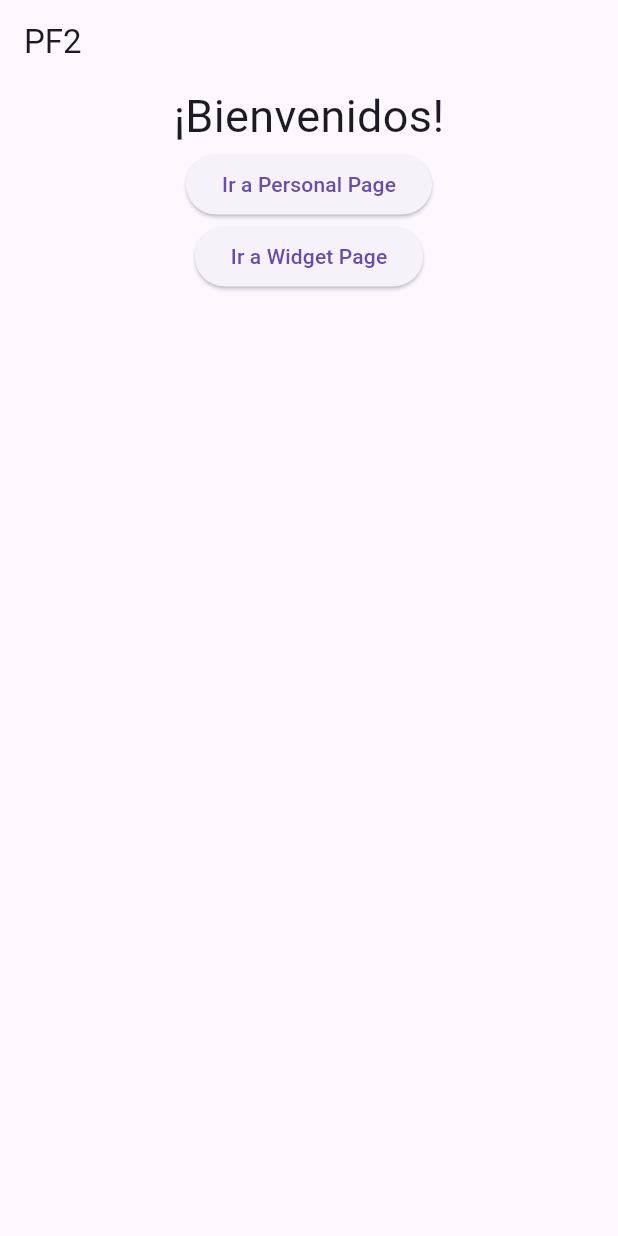
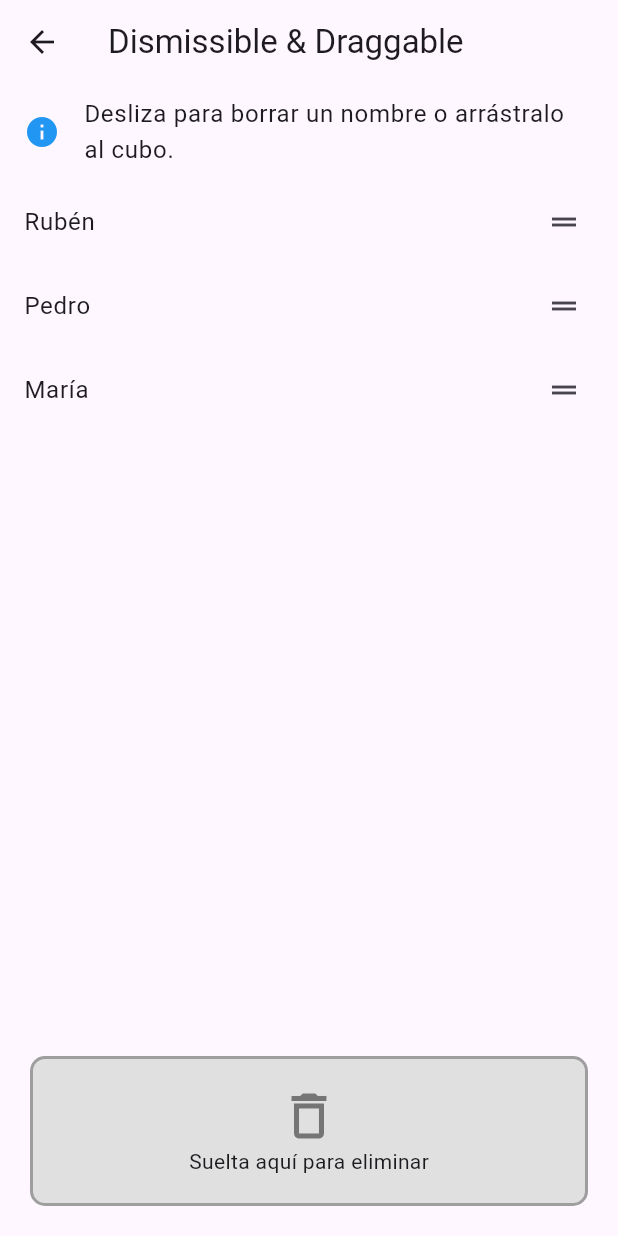
Before and after one commit to RubenGomez1990/tarea_2_multimedia, a Flutter app: the screen it shows after launch, after a tap on "Ir a Widget Page", on a phone screen of 412 x 824 dp. Run offline on Flutter 3.47's test engine with Material 3 defaults, Android fonts, the phone set to English and light mode, and no system bars.

Commit message:
implementacion widgetpage con 2 widgets. añadidos comentarios

```diff
--- a/lib/screens/home_page.dart
+++ b/lib/screens/home_page.dart
@@ -1,5 +1,6 @@
 import 'package:flutter/material.dart';
 import 'package:tarea_2_multimedia/models/persona.dart';
+import 'package:tarea_2_multimedia/screens/widget_page.dart';
 import 'personal_page.dart';
 
 // Creamos HomePage como StatefulWidget porque necesitará cambiar su estado cuando
@@ -56,7 +57,15 @@ class _HomePageState extends State<HomePage> {
               },
               child: Text('Ir a Personal Page'),
             ),
-            ElevatedButton(onPressed: () {}, child: Text('Ir a Widget Page')),
+            ElevatedButton(
+              onPressed: () {
+                Navigator.push(
+                  context,
+                  MaterialPageRoute(builder: (context) => const WidgetPage()),
+                );
+              },
+              child: const Text('Ir a Widget Page'),
+            ),
           ],
         ),
       ),
--- /dev/null
+++ b/lib/screens/widget_page.dart
@@ -0,0 +1,126 @@
+import 'package:flutter/material.dart';
+
+// Aqui hemos decidido que sea StatefulWidget porque los Widget utilizados implican
+// redibujar el estado de WidgetPage.
+class WidgetPage extends StatefulWidget {
+  const WidgetPage({super.key});
+
+  @override
+  State<WidgetPage> createState() => _WidgetPageState();
+}
+
+class _WidgetPageState extends State<WidgetPage> {
+  // Creamos una lista de nombres para usar como objeto ejemplo. Se utiliza ListTile.
+  List<String> objetos = ['Rubén', 'Pedro', 'María'];
+  @override
+  Widget build(BuildContext context) {
+    return Scaffold(
+      appBar: AppBar(title: Text('Dismissible & Draggable')),
+      body: Column(
+        children: [
+          // Creamos un mensaje para que sepa el usuario que se puede hacer.
+          const ListTile(
+            leading: Icon(Icons.info, color: Colors.blue),
+            title: Text('Desliza para borrar un nombre o arrástralo al cubo.'),
+          ),
+          // Aqui se expandirá la lista de nombres que ocupara el centro.
+          // Se utiliza expanded para ocupar el espacio disponible.
+          Expanded(
+            //Se utiliza ListView para la cantidad de nombres, aunque tengamos solo 3
+            child: ListView(
+              children: objetos.map((item) => _crearItem(item)).toList(),
+            ),
+          ),
+          _crearCubo(),
+        ],
+      ),
+    );
+  }
+
+  // MÉTODOS WIDGET
+
+  Widget _crearItem(String item) {
+    // Dismissible sirve para poder borrar objetos deslizando a la dirección que indiques.
+    return Dismissible(
+      key: Key(item),
+      direction: DismissDirection
+          .endToStart, // En este caso borra de derecha a izquierda.
+      onDismissed: (direction) {
+        setState(() {
+          objetos.remove(item);
+        });
+      },
+
+      //Aqui le hemos puesto un fondo que se ve en el slider cuando se desliza para borrar.
+      background: Container(
+        color: Colors.red,
+        alignment: Alignment.centerRight,
+        padding: const EdgeInsets.only(right: 20),
+        child: const Icon(Icons.delete, color: Colors.white),
+      ),
+      child: ListTile(
+        title: Text(item),
+        //Aqui utilizamos Draggable que sirve para coger un objeto y moverlo.
+        trailing: Draggable<String>(
+          data: item, // Lo que se mueve será el nombre
+          feedback: Material(
+            child: Container(
+              padding: EdgeInsets.all(10),
+              color: Colors.blueAccent,
+              child: Text(item, style: TextStyle(color: Colors.white)),
+            ),
+          ),
+          childWhenDragging: const Icon(Icons.drag_handle, color: Colors.grey),
+          child: const Icon(Icons.drag_handle),
+        ),
+      ),
+    );
+  }
+
+  Widget _crearCubo() {
+    // Utilizamos este widget para crear un recipiente que detecta cuando le soltamos un objeto encima.
+    return DragTarget<String>(
+      builder: (context, candidateData, rejectedData) {
+        return Container(
+          height: 100,
+          width: double.infinity,
+          margin: const EdgeInsets.all(20),
+          decoration: BoxDecoration(
+            // Si hay un objeto sobre la caja donde vamos a droppear, se pone verde.
+            color: candidateData.isNotEmpty
+                ? Colors.green[200]
+                : Colors.grey[300],
+            borderRadius: BorderRadius.circular(10),
+            border: Border.all(
+              color: candidateData.isNotEmpty ? Colors.green : Colors.grey,
+              width: 2,
+            ),
+          ),
+          child: Column(
+            mainAxisAlignment: MainAxisAlignment.center,
+            children: [
+              Icon(
+                Icons.delete_outline,
+                size: 40,
+                color: candidateData.isNotEmpty
+                    ? Colors.green
+                    : Colors.grey[600],
+              ),
+              const Text('Suelta aquí para eliminar'),
+            ],
+          ),
+        );
+      },
+      // Se ejecuta al soltar el nombre sobre el recuadro
+      onAcceptWithDetails: (details) {
+        setState(() {
+          objetos.remove(details.data); // Borrar el nombre soltado
+        });
+        // Mensaje de aviso como que se ha eliminado.
+        ScaffoldMessenger.of(context).showSnackBar(
+          SnackBar(content: Text('${details.data} eliminado en la papelera.')),
+        );
+      },
+    );
+  }
+}
```
